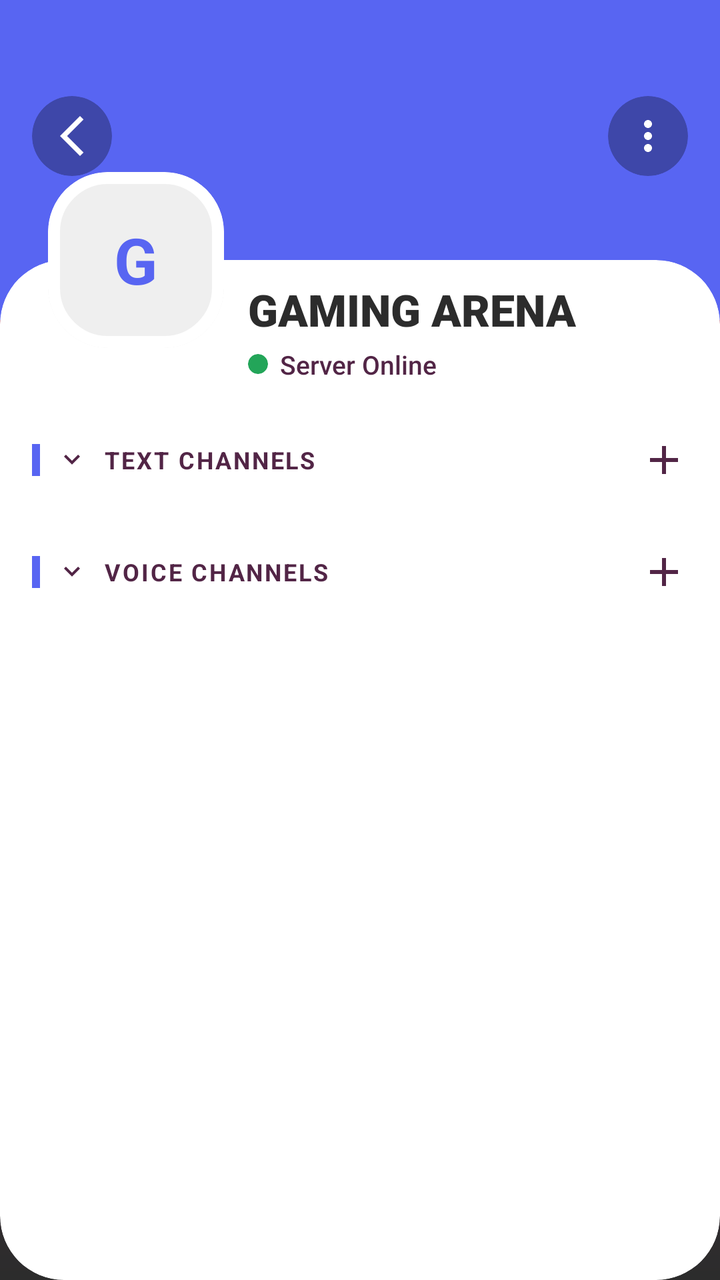
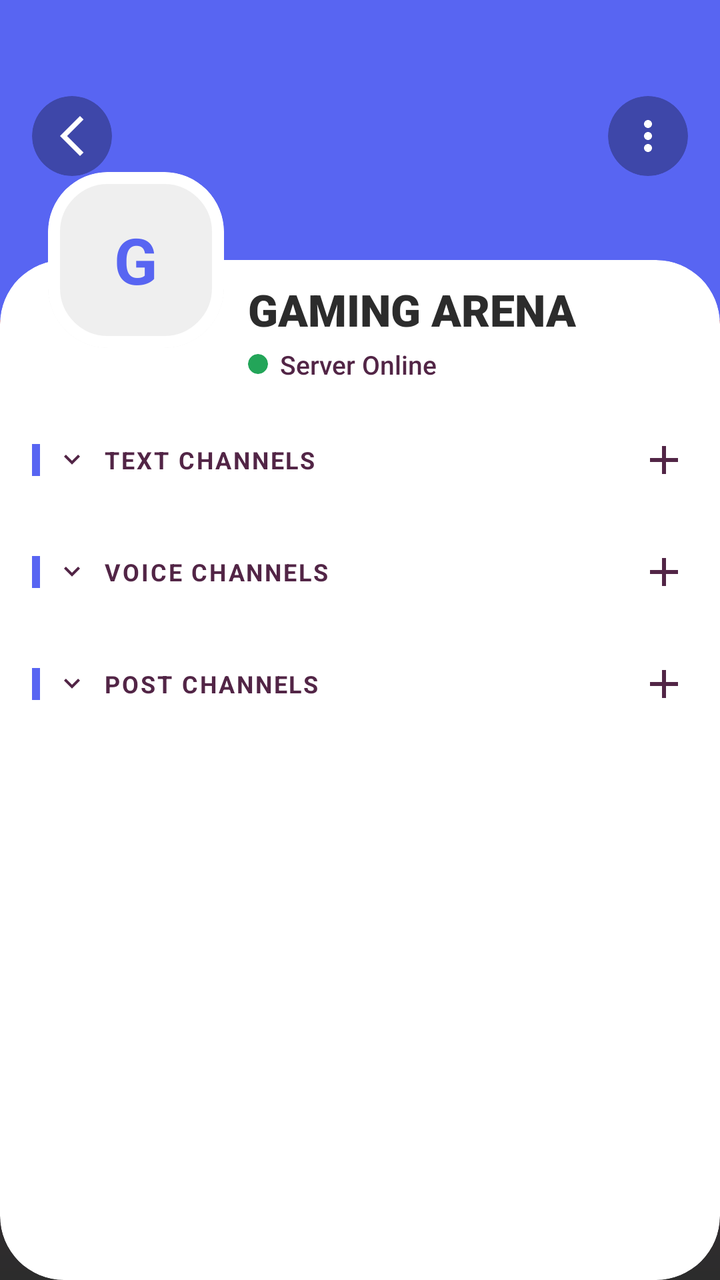

An Android layout rendered at two revisions. The XML below is the earlier revision; the diff shows what the commit changed to produce the second picture.
<!-- AndroidManifest.xml: application theme Theme.SE114_CallingSystem -->
<!-- res/layout/activity_server_viewer.xml -->
<?xml version="1.0" encoding="utf-8"?>
<RelativeLayout xmlns:android="http://schemas.android.com/apk/res/android"
    xmlns:app="http://schemas.android.com/apk/res-auto"
    android:id="@+id/rootLayout"
    android:layout_width="match_parent"
    android:layout_height="match_parent"
    android:background="@drawable/bg_gradient_gamer">

    <ScrollView
        android:layout_width="match_parent"
        android:layout_height="match_parent"
        android:fillViewport="true"
        android:scrollbars="none">

        <RelativeLayout
            android:layout_width="match_parent"
            android:layout_height="wrap_content">

            <View
                android:id="@+id/serverBanner"
                android:layout_width="match_parent"
                android:layout_height="160dp"
                android:background="#5865F2" /> <com.google.android.material.card.MaterialCardView
            android:layout_width="match_parent"
            android:layout_height="match_parent"
            android:layout_marginTop="130dp"
            app:cardBackgroundColor="@color/bg_primary"
            app:cardCornerRadius="32dp"
            app:cardElevation="0dp"
            app:strokeWidth="0dp">

            <LinearLayout
                android:layout_width="match_parent"
                android:layout_height="wrap_content"
                android:orientation="vertical"
                android:paddingHorizontal="16dp"
                android:paddingTop="72dp"
                android:paddingBottom="40dp">

                <LinearLayout
                    android:layout_width="match_parent"
                    android:layout_height="wrap_content"
                    android:gravity="center_vertical"
                    android:orientation="horizontal"
                    android:layout_marginBottom="8dp"
                    android:layout_marginTop="16dp">

                    <View
                        android:id="@+id/chatNeonStrip"
                        android:layout_width="4dp"
                        android:layout_height="16dp"
                        android:layout_marginEnd="8dp"
                        android:background="#5865F2" />

                    <ImageView
                        android:id="@+id/expandChatZone"
                        android:layout_width="16dp"
                        android:layout_height="16dp"
                        android:src="@drawable/icon_expandbutton"
                        app:tint="@color/text_secondary" />

                    <TextView
                        android:layout_width="0dp"
                        android:layout_height="wrap_content"
                        android:layout_marginStart="8dp"
                        android:layout_weight="1"
                        android:text="TEXT CHANNELS"
                        android:textAllCaps="true"
                        android:letterSpacing="0.08"
                        android:textColor="@color/text_secondary"
                        android:textSize="12sp"
                        android:textStyle="bold" />

                    <ImageView
                        android:id="@+id/btnAddChannel"
                        android:layout_width="24dp"
                        android:layout_height="24dp"
                        android:background="?attr/selectableItemBackgroundBorderless"
                        android:src="@drawable/icon_add"
                        app:tint="@color/text_secondary" />
                </LinearLayout>

                <androidx.recyclerview.widget.RecyclerView
                    android:id="@+id/rvChatChannels"
                    android:layout_width="match_parent"
                    android:layout_height="wrap_content" />

                <LinearLayout
                    android:layout_width="match_parent"
                    android:layout_height="wrap_content"
                    android:gravity="center_vertical"
                    android:orientation="horizontal"
                    android:layout_marginBottom="8dp"
                    android:layout_marginTop="24dp">

                    <View
                        android:id="@+id/callNeonStrip"
                        android:layout_width="4dp"
                        android:layout_height="16dp"
                        android:layout_marginEnd="8dp"
                        android:background="#5865F2" />

                    <ImageView
                        android:id="@+id/expandCallZone"
                        android:layout_width="16dp"
                        android:layout_height="16dp"
                        android:src="@drawable/icon_expandbutton"
                        app:tint="@color/text_secondary" />

                    <TextView
                        android:layout_width="0dp"
                        android:layout_height="wrap_content"
                        android:layout_marginStart="8dp"
                        android:layout_weight="1"
                        android:text="VOICE CHANNELS"
                        android:textAllCaps="true"
                        android:letterSpacing="0.08"
                        android:textColor="@color/text_secondary"
                        android:textSize="12sp"
                        android:textStyle="bold" />

                    <ImageView
                        android:id="@+id/btnAddCallChannel"
                        android:layout_width="24dp"
                        android:layout_height="24dp"
                        android:background="?attr/selectableItemBackgroundBorderless"
                        android:src="@drawable/icon_add"
                        app:tint="@color/text_secondary" />
                </LinearLayout>

                <androidx.recyclerview.widget.RecyclerView
                    android:id="@+id/rvCallChannels"
                    android:layout_width="match_parent"
                    android:layout_height="wrap_content" />

            </LinearLayout>
        </com.google.android.material.card.MaterialCardView>

            <com.google.android.material.card.MaterialCardView
                android:id="@+id/serverAvatarCard"
                android:layout_width="88dp"
                android:layout_height="88dp"
                android:layout_marginStart="24dp"
                android:layout_marginTop="86dp"
                app:cardBackgroundColor="@color/bg_tertiary"
                app:cardCornerRadius="30dp"
                app:cardElevation="0dp"
                app:strokeColor="@color/bg_primary"
                app:strokeWidth="6dp"> <TextView
                android:id="@+id/tvAvatarLetter"
                android:layout_width="wrap_content"
                android:layout_height="wrap_content"
                android:layout_gravity="center"
                android:text="G"
                android:textColor="#5865F2"
                android:textSize="32sp"
                android:textStyle="bold" />
            </com.google.android.material.card.MaterialCardView>

            <LinearLayout
                android:layout_width="wrap_content"
                android:layout_height="wrap_content"
                android:layout_toEndOf="@id/serverAvatarCard"
                android:layout_marginTop="140dp"
                android:layout_marginStart="12dp"
                android:orientation="vertical">

                <TextView
                    android:id="@+id/tvServerName"
                    android:layout_width="wrap_content"
                    android:layout_height="wrap_content"
                    android:text="GAMING ARENA"
                    android:textColor="@color/text_primary"
                    android:textSize="22sp"
                    android:fontFamily="sans-serif-black" />

                <LinearLayout
                    android:layout_width="wrap_content"
                    android:layout_height="wrap_content"
                    android:gravity="center_vertical"
                    android:orientation="horizontal"
                    android:layout_marginTop="4dp">

                    <com.google.android.material.card.MaterialCardView
                        android:layout_width="10dp"
                        android:layout_height="10dp"
                        app:cardBackgroundColor="#23A559"
                        app:cardCornerRadius="5dp"
                        app:strokeWidth="0dp"/>

                    <TextView
                        android:layout_width="wrap_content"
                        android:layout_height="wrap_content"
                        android:layout_marginStart="6dp"
                        android:text="Server Online"
                        android:textColor="@color/text_secondary"
                        android:textSize="13sp"
                        android:fontFamily="sans-serif-medium" />
                </LinearLayout>
            </LinearLayout>

        </RelativeLayout>
    </ScrollView>

    <com.google.android.material.card.MaterialCardView
        android:layout_width="40dp"
        android:layout_height="40dp"
        android:layout_marginTop="48dp"
        android:layout_marginStart="16dp"
        app:cardBackgroundColor="#4D000000"
        app:cardCornerRadius="20dp"
        app:strokeWidth="0dp">

        <ImageView
            android:id="@+id/btnBack"
            android:layout_width="24dp"
            android:layout_height="24dp"
            android:layout_gravity="center"
            android:src="@drawable/icon_backbutton"
            app:tint="#FFFFFF" />
    </com.google.android.material.card.MaterialCardView>

    <com.google.android.material.card.MaterialCardView
        android:layout_width="40dp"
        android:layout_height="40dp"
        android:layout_marginTop="48dp"
        android:layout_alignParentEnd="true"
        android:layout_marginEnd="16dp"
        app:cardBackgroundColor="#4D000000"
        app:cardCornerRadius="20dp"
        app:strokeWidth="0dp">

        <ImageView
            android:id="@+id/btnServerSettings"
            android:layout_width="24dp"
            android:layout_height="24dp"
            android:layout_gravity="center"
            android:src="@drawable/icon_more_vert"
            app:tint="#FFFFFF" />
    </com.google.android.material.card.MaterialCardView>

</RelativeLayout>
<!-- resources referenced by this layout -->
<resources>
  <color name="bg_primary">#FFFFFF</color>
  <color name="bg_tertiary">#EFEFEF</color>
  <color name="text_primary">#2C2C2C</color>
  <color name="text_secondary">#522546</color>
  <!-- drawable bg_gradient_gamer (drawable) -->
  <?xml version="1.0" encoding="utf-8"?>
  <shape xmlns:android="http://schemas.android.com/apk/res/android"
      android:shape="rectangle">
  
      <gradient
          android:angle="270"
          android:startColor="#F7374F"
          android:centerColor="#522546"
          android:endColor="#2C2C2C"
          android:type="linear" />
  </shape>
  <!-- drawable icon_add (drawable) -->
  <vector xmlns:android="http://schemas.android.com/apk/res/android"
      android:width="24dp"
      android:height="24dp"
      android:viewportWidth="960"
      android:viewportHeight="960">
    <path
        android:pathData="M440,520L200,520v-80h240v-240h80v240h240v80L520,520v240h-80v-240Z"
        android:fillColor="#000000"/>
  </vector>
  <!-- drawable icon_backbutton (drawable) -->
  <vector xmlns:android="http://schemas.android.com/apk/res/android"
      android:width="24dp"
      android:height="24dp"
      android:viewportWidth="960"
      android:viewportHeight="960">
    <path
        android:pathData="M640,880 L240,480l400,-400 71,71 -329,329 329,329 -71,71Z"
        android:fillColor="#000000"/>
  </vector>
  <!-- drawable icon_expandbutton (drawable) -->
  <vector xmlns:android="http://schemas.android.com/apk/res/android"
      android:width="24dp"
      android:height="24dp"
      android:viewportWidth="960"
      android:viewportHeight="960">
    <path
        android:pathData="M480,616 L240,376l56,-56 184,184 184,-184 56,56 -240,240Z"
        android:fillColor="#000000"/>
  </vector>
  <!-- drawable icon_more_vert (drawable) -->
  <?xml version="1.0" encoding="utf-8"?>
  <vector xmlns:android="http://schemas.android.com/apk/res/android"
      android:width="24dp"
      android:height="24dp"
      android:viewportWidth="24"
      android:viewportHeight="24">
    <path
        android:fillColor="#FFFFFF"
        android:pathData="M12,8c1.1,0 2,-0.9 2,-2s-0.9,-2 -2,-2 -2,0.9 -2,2 0.9,2 2,2zM12,10c-1.1,0 -2,0.9 -2,2s0.9,2 2,2 2,-0.9 2,-2 -0.9,-2 -2,-2zM12,16c-1.1,0 -2,0.9 -2,2s0.9,2 2,2 2,-0.9 2,-2 -0.9,-2 -2,-2z"/>
  </vector>
  <style name="Theme.SE114_CallingSystem" parent="Base.Theme.SE114_CallingSystem" />
  <style name="Base.Theme.SE114_CallingSystem" parent="Theme.Material3.DayNight.NoActionBar">
          <item name="colorPrimary">@color/accent</item>
          <item name="colorOnPrimary">@color/text_on_accent</item>
          <item name="colorSecondary">@color/accent_light</item>
          <item name="android:windowBackground">@color/bg_primary</item>
          <item name="android:statusBarColor">@color/bg_primary</item>
          <item name="android:navigationBarColor">@color/bg_primary</item>
      </style>
  <color name="accent">#F7374F</color>
  <color name="text_on_accent">#FFFFFF</color>
  <color name="accent_light">#FF6B7A</color>
</resources>

<!-- the commit's change to res/layout/activity_server_viewer.xml (unified diff, before → after) -->
@@ -130,6 +130,54 @@
 
                 <androidx.recyclerview.widget.RecyclerView
                     android:id="@+id/rvCallChannels"
+                    android:layout_width="match_parent"
+                    android:layout_height="wrap_content" />
+
+                <LinearLayout
+                    android:layout_width="match_parent"
+                    android:layout_height="wrap_content"
+                    android:gravity="center_vertical"
+                    android:orientation="horizontal"
+                    android:layout_marginBottom="8dp"
+                    android:layout_marginTop="24dp">
+
+                    <View
+                        android:id="@+id/postNeonStrip"
+                        android:layout_width="4dp"
+                        android:layout_height="16dp"
+                        android:layout_marginEnd="8dp"
+                        android:background="#5865F2" />
+
+                    <ImageView
+                        android:id="@+id/expandPostZone"
+                        android:layout_width="16dp"
+                        android:layout_height="16dp"
+                        android:src="@drawable/icon_expandbutton"
+                        app:tint="@color/text_secondary" />
+
+                    <TextView
+                        android:layout_width="0dp"
+                        android:layout_height="wrap_content"
+                        android:layout_marginStart="8dp"
+                        android:layout_weight="1"
+                        android:text="POST CHANNELS"
+                        android:textAllCaps="true"
+                        android:letterSpacing="0.08"
+                        android:textColor="@color/text_secondary"
+                        android:textSize="12sp"
+                        android:textStyle="bold" />
+
+                    <ImageView
+                        android:id="@+id/btnAddPostChannel"
+                        android:layout_width="24dp"
+                        android:layout_height="24dp"
+                        android:background="?attr/selectableItemBackgroundBorderless"
+                        android:src="@drawable/icon_add"
+                        app:tint="@color/text_secondary" />
+                </LinearLayout>
+
+                <androidx.recyclerview.widget.RecyclerView
+                    android:id="@+id/rvPostChannels"
                     android:layout_width="match_parent"
                     android:layout_height="wrap_content" />
 
